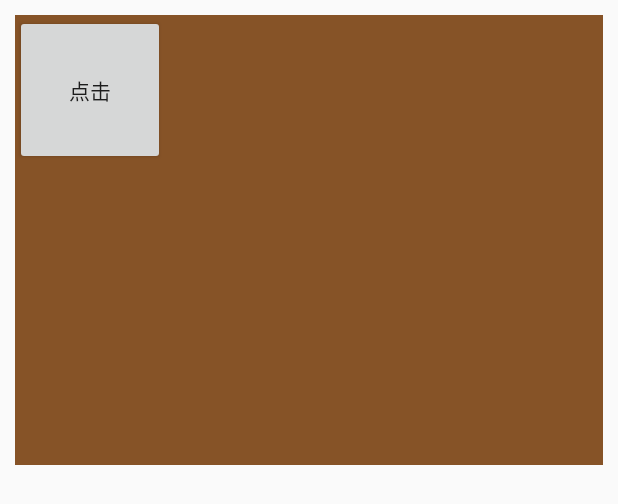
After one commit to chinaguoliang/TestDagger2, an Android app: the layout dialog_layout.xml on its own in the app's theme, with its tools: preview values and no code run, on a phone screen of 412 x 824 dp. The commit adds this screen. Shown: the top 504 px of the screen. Run offline under Robolectric (Android 15) with nearby library versions, the phone set to English and light mode, and no system bars.

Commit message:
增加测试dialog

```diff
--- a/app/src/main/java/com/testas/chen/testdagger2/MainActivityComponent.java
+++ b/app/src/main/java/com/testas/chen/testdagger2/MainActivityComponent.java
@@ -1,4 +1,6 @@
 package com.testas.chen.testdagger2;
+
+import com.testas.chen.testdagger2.customann.PerActivity;
 
 import dagger.Component;
 
@@ -6,7 +8,7 @@ import dagger.Component;
  * Created by chen on 2017/5/26.
  */
 
-
+@PerActivity
 @Component(dependencies = PotComponent.class)
 public interface MainActivityComponent {
     void inject(MainActivity activity);
--- a/app/src/main/java/com/testas/chen/testdagger2/Pot.java
+++ b/app/src/main/java/com/testas/chen/testdagger2/Pot.java
@@ -7,6 +7,7 @@ import javax.inject.Inject;
  */
 
 public class Pot {
+    public int temp ;
 
     private Flower flower;
 
--- a/app/src/main/java/com/testas/chen/testdagger2/PotComponent.java
+++ b/app/src/main/java/com/testas/chen/testdagger2/PotComponent.java
@@ -1,5 +1,6 @@
 package com.testas.chen.testdagger2;
 
+import com.testas.chen.testdagger2.customann.PerActivity;
 import com.testas.chen.testdagger2.customann.PotModule;
 
 import dagger.Component;
--- /dev/null
+++ b/app/src/main/res/layout/dialog_layout.xml
@@ -0,0 +1,23 @@
+<?xml version="1.0" encoding="utf-8"?>
+<LinearLayout xmlns:android="http://schemas.android.com/apk/res/android"
+    android:orientation="horizontal" android:layout_width="match_parent"
+
+    android:layout_height="wrap_content">
+
+    <LinearLayout
+        android:layout_width="match_parent"
+        android:background="#865327"
+        android:layout_height="300dp"
+        android:layout_margin="10dp"
+        >
+        <Button
+            android:layout_width="100dp"
+            android:layout_height="100dp"
+            android:text="点击"
+            />
+    </LinearLayout>
+
+
+
+
+</LinearLayout>
--- a/app/src/main/res/values/colors.xml
+++ b/app/src/main/res/values/colors.xml
@@ -3,4 +3,5 @@
     <color name="colorPrimary">#3F51B5</color>
     <color name="colorPrimaryDark">#303F9F</color>
     <color name="colorAccent">#FF4081</color>
+    <color name="dialog_bg">#50000000</color>
 </resources>
--- a/app/src/main/res/values/styles.xml
+++ b/app/src/main/res/values/styles.xml
@@ -8,4 +8,9 @@
         <item name="colorAccent">@color/colorAccent</item>
     </style>
 
+    <style name="Dialog_Fullscreen">
+        <item name="android:windowFullscreen">true</item>
+        <item name="android:windowNoTitle">true</item>
+        <item name="android:windowBackground">@color/dialog_bg</item>
+    </style>
 </resources>
```
Also changed, not shown: app/src/main/java/com/testas/chen/testdagger2/MainActivity.java (+22 -1 lines), app/src/main/java/com/testas/chen/testdagger2/customann/PerActivity.java (added, +14 -0 lines), app/src/main/java/com/testas/chen/testdagger2/test/dialog/fragment/MyDialogFragment.java (added, +75 -0 lines).
